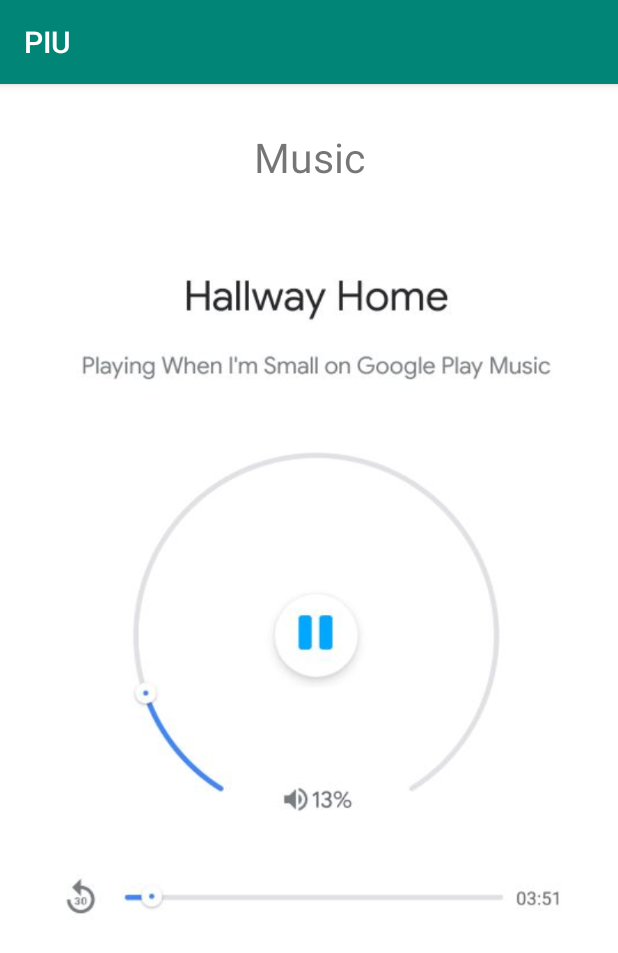
After one commit to stfn19/smart-home, an Android app: the fragment HallwayMusicFragment shown on its own in the app's theme, on a phone screen of 412 x 824 dp. The commit adds this screen. Shown: the top 953 px of the screen. Run offline under Robolectric (Android 15) with nearby library versions, the phone set to English and light mode, and no system bars.

Commit message:
added fragment for hallway music

```diff
--- /dev/null
+++ b/piu/app/src/main/java/com/example/piu/fragment/HallwayMusicFragment.java
@@ -0,0 +1,26 @@
+package com.example.piu.fragment;
+
+import android.os.Bundle;
+import android.view.LayoutInflater;
+import android.view.View;
+import android.view.ViewGroup;
+
+import androidx.annotation.NonNull;
+import androidx.annotation.Nullable;
+import androidx.fragment.app.Fragment;
+
+import com.example.piu.R;
+
+public class HallwayMusicFragment extends Fragment {
+    @Override
+    public View onCreateView(@NonNull LayoutInflater inflater, ViewGroup container,
+                             Bundle savedInstanceState) {
+        super.onCreateView(inflater, container, savedInstanceState);
+        return inflater.inflate(R.layout.fragment_hallway_music, container, false);
+    }
+
+    @Override
+    public void onViewCreated(@NonNull View view, @Nullable Bundle savedInstanceState) {
+        super.onViewCreated(view, savedInstanceState);
+    }
+}
--- /dev/null
+++ b/piu/app/src/main/res/layout/fragment_hallway_music.xml
@@ -0,0 +1,32 @@
+<?xml version="1.0" encoding="utf-8"?>
+<LinearLayout xmlns:android="http://schemas.android.com/apk/res/android"
+    android:layout_width="match_parent"
+    android:layout_height="match_parent"
+    android:orientation="vertical"
+    android:background="#fff">
+
+    <TextView
+        android:layout_width="match_parent"
+        android:layout_height="wrap_content"
+        android:layout_marginTop="30dp"
+        android:gravity="center"
+        android:text="@string/music"
+        android:textSize="27sp" />
+
+    <LinearLayout
+        android:layout_width="match_parent"
+        android:layout_height="450dp"
+        android:layout_marginTop="50dp"
+        android:gravity="center"
+        android:orientation="horizontal">
+
+        <ImageView
+            android:id="@+id/image_angry"
+            android:layout_width="500dp"
+            android:layout_height="450dp"
+            android:contentDescription="@string/angry_smiley"
+            android:src="@drawable/hallway_music" />
+
+    </LinearLayout>
+
+</LinearLayout>
--- a/piu/app/src/main/res/values/strings.xml
+++ b/piu/app/src/main/res/values/strings.xml
@@ -22,4 +22,5 @@
     <string name="happy_smiley">Happy smiley</string>
     <string name="very_happy_smiley">Very happy smiley</string>
     <string name="your_feedback">Your feedback</string>
+    <string name="music">Music</string>
 </resources>
```
Also changed, not shown: piu/app/src/main/res/drawable/hallway_music.JPG (added).
